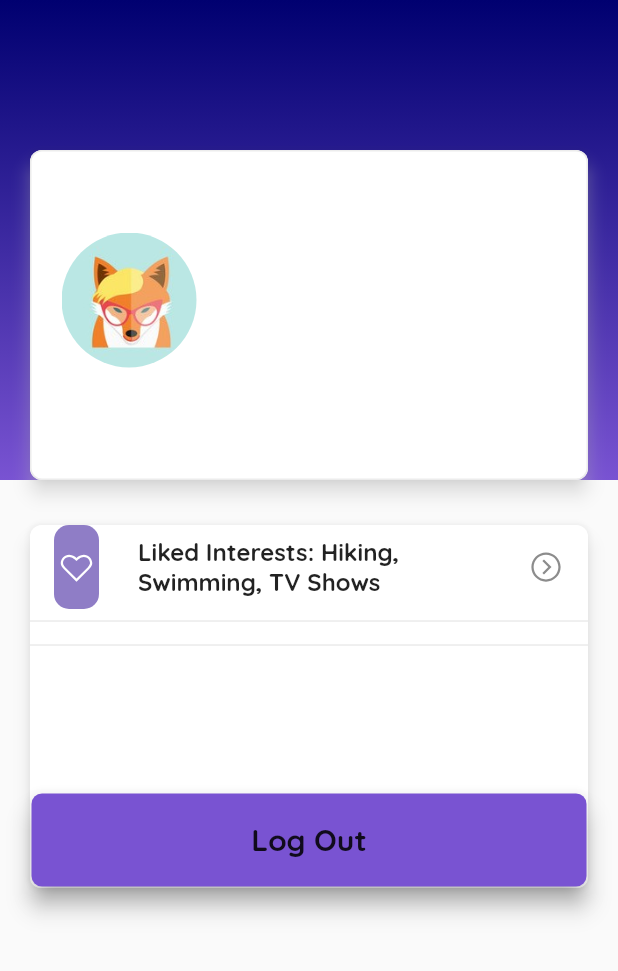
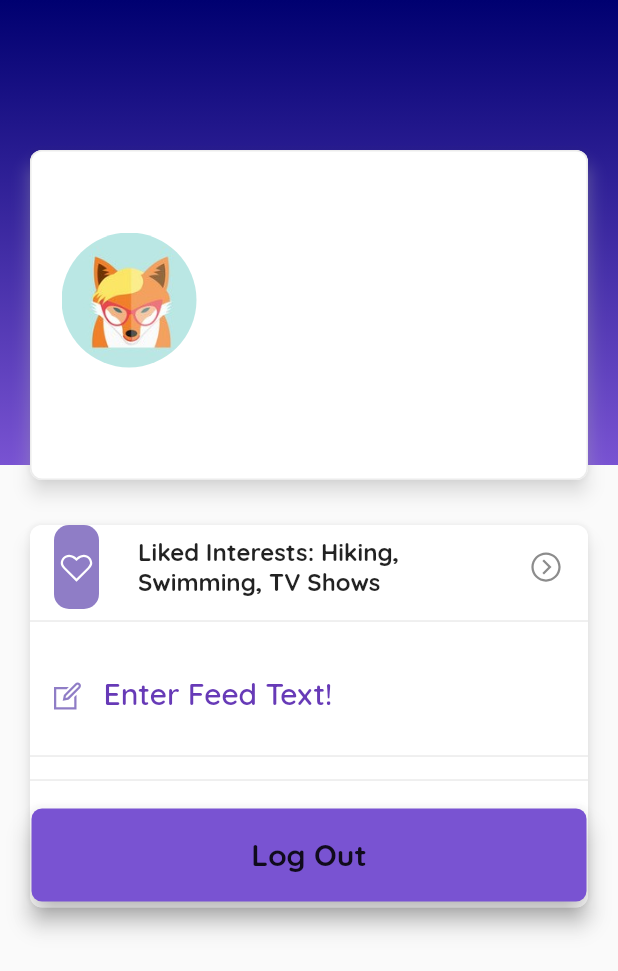
Before and after one commit to OzgeAydin982/UnifyYeni, a Flutter app: the ProfilePage screen opened directly, on a phone screen of 412 x 824 dp. Shown: the top 971 px of the screen. Run offline on Flutter 3.47's test engine with Material 2 defaults, Android fonts, the phone set to English and light mode, and no system bars; our stand-ins replace cloud_firestore, firebase_auth, firebase_core, firebase_messaging, line_icons; accounts and stored records are empty.

Commit message:
update profile

```diff
--- a/lib/screens/tabs/profile.dart
+++ b/lib/screens/tabs/profile.dart
@@ -13,6 +13,9 @@ import 'package:cloud_firestore/cloud_firestore.dart';
 class ProfilePage extends StatelessWidget {
   final MyUser user  = new MyUser("", "", myusers[0].photo, "", "", 0, "");
   final CollectionReference users = FirebaseFirestore.instance.collection('users');
+
+  ProfilePage({Key key}) : super(key: key);
+
 
   @override
   Widget build(BuildContext context) {
@@ -61,9 +64,37 @@ class ProfilePage extends StatelessWidget {
               fontWeight: FontWeight.w700,
             ),
           ),
+
         ],
       ),
     );
+
+    /*TextField(
+      decoration: InputDecoration(
+          border: OutlineInputBorder(),
+          hintText: 'Enter a search term'
+      ),
+    );*/
+
+    /*final userText = Container(
+
+      child: Column(
+        mainAxisAlignment: MainAxisAlignment.spaceEvenly,
+        mainAxisSize: MainAxisSize.min,
+        crossAxisAlignment: CrossAxisAlignment.start,
+        children: <Widget>[
+          GetUserFeedText(u.uid),
+          TextField(
+            "Enter ",
+            style: TextStyle(
+              color: Colors.grey.withOpacity(0.5),
+              fontSize: 30.0,
+              fontWeight: FontWeight.w700,
+            ),
+          ),
+        ],
+      ),
+    );*/
 
     final userInfo = Stack(
       children: <Widget>[
@@ -92,7 +123,7 @@ class ProfilePage extends StatelessWidget {
                   children: <Widget>[
                     userImage,
                     SizedBox(width: 20.0),
-                    userNameLocation
+                    userNameLocation,
                   ],
                 ),
               ),
@@ -103,8 +134,49 @@ class ProfilePage extends StatelessWidget {
       ],
     );
 
+
+
+    final feedText = Container(
+    margin: EdgeInsets.only(top: 10.0),
+    height: 64.0,
+    width: MediaQuery
+        .of(context)
+        .size
+        .width,
+    decoration: BoxDecoration(
+    borderRadius: BorderRadius.circular(7.0),
+    border: Border.all(color: Colors.white),
+    color: Colors.white,
+    ),
+
+    child: new TextFormField(
+
+      decoration: InputDecoration(
+        labelText: 'Enter Feed Text!',
+        labelStyle: TextStyle(color: Colors.deepPurple, fontWeight: FontWeight.w600,
+          fontSize: 20.0,),
+        prefixIcon: Icon(
+          LineIcons.edit,
+          color: primaryColor.withOpacity(0.6),
+          //color: Colors.deepPurple,
+        ),
+        enabledBorder: UnderlineInputBorder(
+          borderSide: BorderSide(color: Colors.white),
+        ),
+        focusedBorder: UnderlineInputBorder(
+          borderSide: BorderSide(color: Colors.white),
+        ),
+      ),
+      style: TextStyle(color: Colors.deepPurple),
+      cursorColor: Colors.deepPurple,
+
+    ),
+
+    );
+
+
     final logoutBtn = Container(
-      margin: EdgeInsets.only(top: 90.0),
+      margin: EdgeInsets.only(top: 10.0),
       height: 64.0,
       width: MediaQuery
           .of(context)
@@ -140,7 +212,7 @@ class ProfilePage extends StatelessWidget {
         borderRadius: BorderRadius.circular(8.0),
         shadowColor: Colors.white,
         child: Container(
-          height: 242.0,
+          height: 255.0,
           decoration: BoxDecoration(
             color: Colors.white,
             borderRadius: BorderRadius.circular(8.0),
@@ -148,7 +220,9 @@ class ProfilePage extends StatelessWidget {
           child: Column(
             children: <Widget>[
               _buildIconTile(
-                  LineIcons.heart, primaryColor.withOpacity(0.6), 'Liked Interests: Hiking, Swimming, TV Shows'),
+                  LineIcons.heart_o, primaryColor.withOpacity(0.6), 'Liked Interests: Hiking, Swimming, TV Shows'),
+              hr,
+              feedText,
               hr,
               /*_buildIconTile(LineIcons.user_plus, primaryColor.withOpacity(0.6),
                   'Find Friends'),*/
@@ -203,7 +277,7 @@ class ProfilePage extends StatelessWidget {
                         height: 350.0,
                       ),
                       Container(
-                        height: 320.0,
+                        height: 310.0,
                         decoration: BoxDecoration(gradient: secondGradient),
                       ),
 
```
